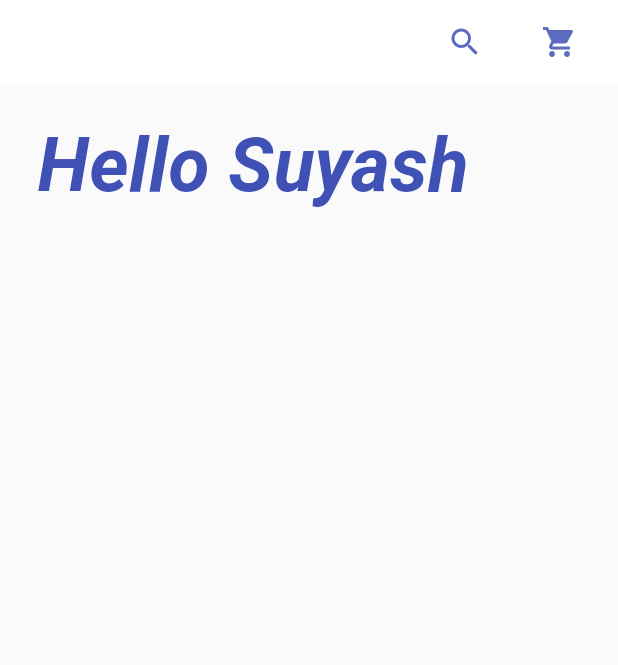
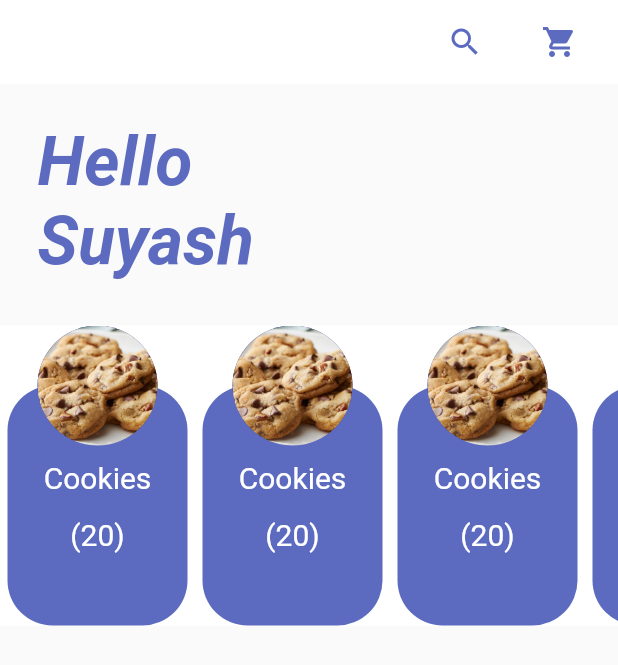
Before and after one commit to sssash18/Bake2Home, a Flutter app: the screen it shows after launch, on a phone screen of 412 x 824 dp. Shown: the top 665 px of the screen. Run offline on Flutter 3.47's test engine with Material 2 defaults, Android fonts, the phone set to English and light mode, and no system bars.

Commit message:
Home design

```diff
--- a/lib/screens/homepage.dart
+++ b/lib/screens/homepage.dart
@@ -1,5 +1,6 @@
 import 'package:flutter/material.dart';
 import 'package:bake2home/constants.dart';
+import 'package:bake2home/widgets/HomeTile.dart';
 
 class HomePage extends StatelessWidget {
   @override
@@ -27,19 +28,35 @@ class HomePage extends StatelessWidget {
         ],
       ),
       body: Column(
+
         children: <Widget>[
           Padding(
-            padding: EdgeInsets.fromLTRB(25.0, 25.0, 0, 0.0),
-            child: Text(
-              'Hello Suyash',
-              style: TextStyle(
-                color: text,
-                fontSize: 50.0,
-                fontStyle: FontStyle.italic,
-                fontWeight: FontWeight.bold,
+            padding: EdgeInsets.fromLTRB(25.0, 25.0, 0, 30.0),
+            child: Align(
+              alignment: Alignment.centerLeft,
+                child: Text(
+                'Hello\nSuyash',
+                style: TextStyle(
+                  color: base,
+                  fontSize: 45.0,
+                  fontStyle: FontStyle.italic,
+                  fontWeight: FontWeight.bold,
+                ),
               ),
             ),
           ),
+          Container(
+            height: 200.0,
+            color: white,
+            child: ListView.builder(
+              scrollDirection: Axis.horizontal,
+              itemCount: 5,
+              itemBuilder: (BuildContext context, int index){
+                return HomeTile();
+              }
+            ),
+          )
+
         ],
       )
     );
--- /dev/null
+++ b/lib/widgets/HomeTile.dart
@@ -0,0 +1,63 @@
+import 'package:bake2home/constants.dart';
+import 'package:flutter/material.dart';
+
+class HomeTile extends StatefulWidget {
+  @override
+  _HomeTileState createState() => _HomeTileState();
+}
+
+class _HomeTileState extends State<HomeTile> {
+  @override
+  Widget build(BuildContext context) {
+    return Stack(
+        children: <Widget>[
+          Container(
+            decoration: BoxDecoration(
+              color: base,
+              borderRadius: BorderRadius.circular(30.0),
+            ),
+            margin: EdgeInsets.fromLTRB(5.0, 40.0, 5.0, 0.0),
+            height: 200.0,
+            width: 120.0,
+            child: Container(
+              alignment: Alignment.topCenter,
+              margin: EdgeInsets.fromLTRB(0.0, 50.0, 0.0, 0.0),
+              child: Column(
+                children:<Widget>[
+                  Text(
+                    'Cookies',
+                    style: TextStyle(
+                      color: white,
+                      fontSize: 20.0,
+                    )
+                  ),
+                  SizedBox(
+                    height: 15.0,
+                  ),
+                  Text(
+                    '(20)',
+                    style: TextStyle(
+                      color: white,
+                      fontSize: 20.0,
+                    )
+                  ),
+                ]
+              ),
+            ),
+            ),
+            Container(
+                margin: EdgeInsets.fromLTRB(5.0, 0.0, 5.0, 0.0),
+                height:200.0,
+                width: 120.0,
+                child:Align(
+                  alignment: Alignment.topCenter,
+                  child: CircleAvatar(
+                    radius: 40.0,
+                    backgroundImage: AssetImage("assets/images/cookie.jpeg"),
+                  ),
+                )
+              ),
+        ],
+    );
+  }
+}
--- a/pubspec.yaml
+++ b/pubspec.yaml
@@ -45,9 +45,8 @@ flutter:
   uses-material-design: true
 
   # To add assets to your application, add an assets section, like this:
-  # assets:
-  #   - images/a_dot_burr.jpeg
-  #   - images/a_dot_ham.jpeg
+  assets:
+    - assets/images/
 
   # An image asset can refer to one or more resolution-specific "variants", see
   # https://flutter.dev/assets-and-images/#resolution-aware.
```
Also changed, not shown: assets/images/cookie.jpeg (added).
